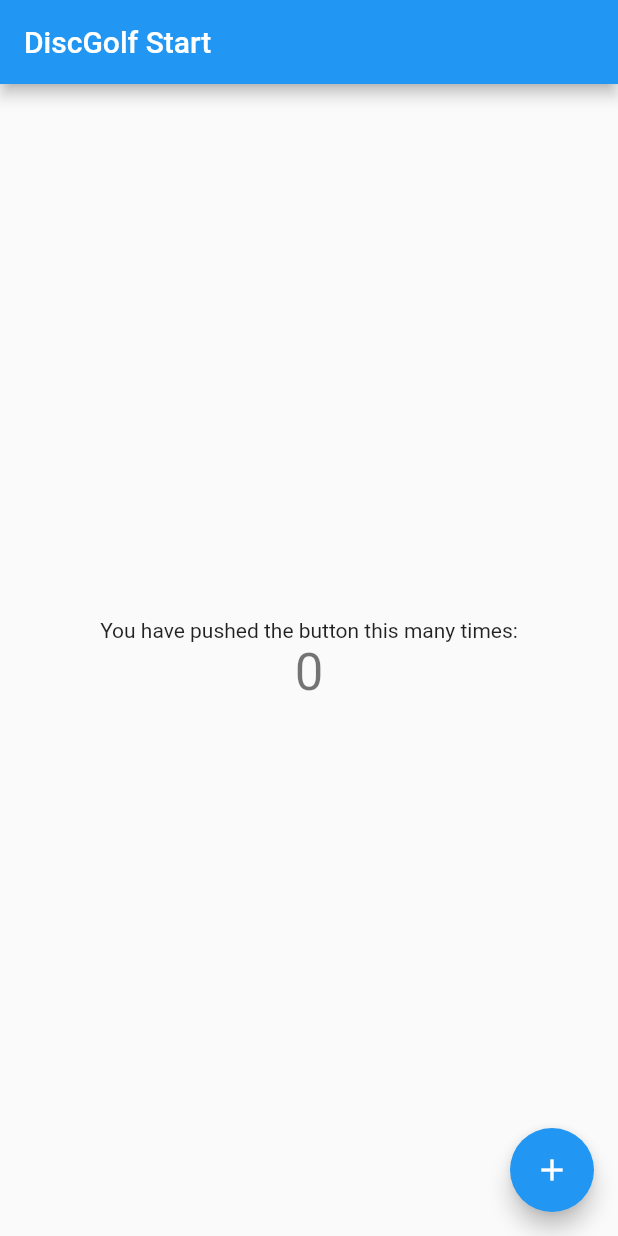
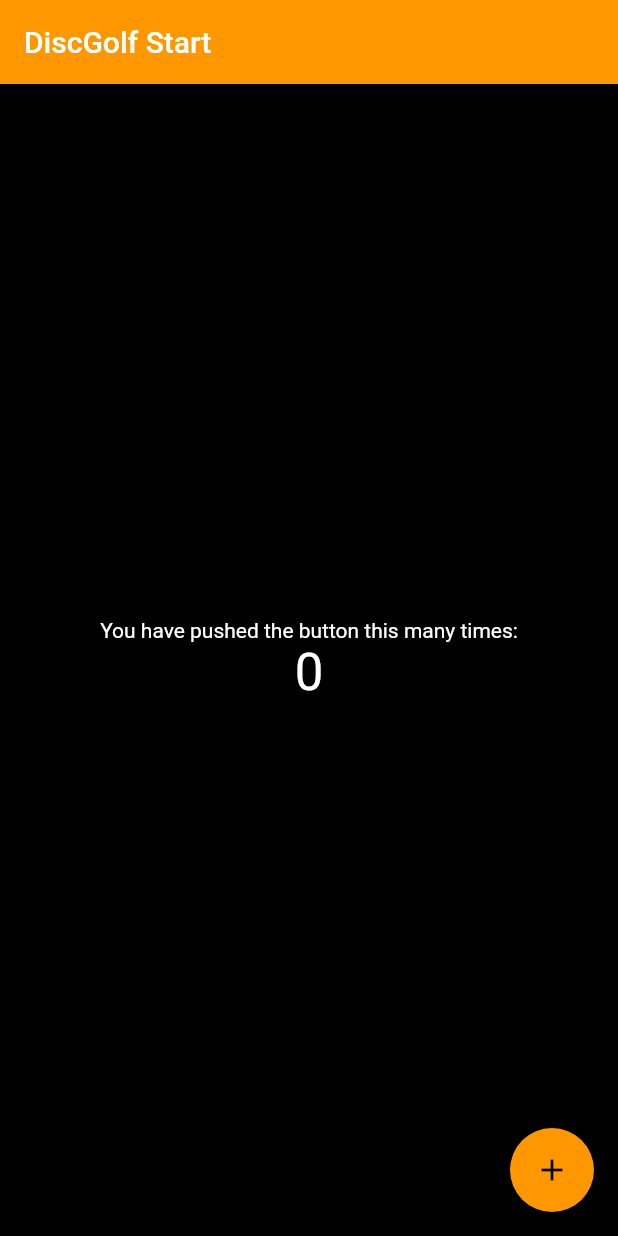
Before and after one commit to oscarheimdahl/discgolf, a Flutter app: the screen it shows after launch, on a phone screen of 412 x 824 dp. Run offline on Flutter 3.47's test engine with Material 2 defaults, Android fonts, the phone set to English and light mode, and no system bars.

Commit message:
started playing around

```diff
--- a/lib/main.dart
+++ b/lib/main.dart
@@ -10,7 +10,7 @@ class MyApp extends StatelessWidget {
       title: 'Flutter Demo',
       theme: ThemeData(
 
-        primarySwatch: Colors.blue,
+        primarySwatch: Colors.orange,
       ),
       home: MyHomePage(title: 'DiscGolf Start'),
     );
@@ -36,44 +36,21 @@ class _MyHomePageState extends State<MyHomePage> {
 
   @override
   Widget build(BuildContext context) {
-    // This method is rerun every time setState is called, for instance as done
-    // by the _incrementCounter method above.
-    //
-    // The Flutter framework has been optimized to make rerunning build methods
-    // fast, so that you can just rebuild anything that needs updating rather
-    // than having to individually change instances of widgets.
     return Scaffold(
+      backgroundColor: Colors.black,
       appBar: AppBar(
-        // Here we take the value from the MyHomePage object that was created by
-        // the App.build method, and use it to set our appbar title.
-        title: Text(widget.title),
+        title: Text(widget.title, style: TextStyle(color: Colors.white),),
       ),
       body: Center(
-        // Center is a layout widget. It takes a single child and positions it
-        // in the middle of the parent.
         child: Column(
-          // Column is also a layout widget. It takes a list of children and
-          // arranges them vertically. By default, it sizes itself to fit its
-          // children horizontally, and tries to be as tall as its parent.
-          //
-          // Invoke "debug painting" (press "p" in the console, choose the
-          // "Toggle Debug Paint" action from the Flutter Inspector in Android
-          // Studio, or the "Toggle Debug Paint" command in Visual Studio Code)
-          // to see the wireframe for each widget.
-          //
-          // Column has various properties to control how it sizes itself and
-          // how it positions its children. Here we use mainAxisAlignment to
-          // center the children vertically; the main axis here is the vertical
-          // axis because Columns are vertical (the cross axis would be
-          // horizontal).
           mainAxisAlignment: MainAxisAlignment.center,
           children: <Widget>[
             Text(
               'You have pushed the button this many times:',
-            ),
+            style: TextStyle(color: Colors.white),),
             Text(
               '$_counter',
-              style: Theme.of(context).textTheme.display1,
+              style: Theme.of(context).textTheme.display1.copyWith(color: Colors.white),
             ),
           ],
         ),
@@ -82,7 +59,7 @@ class _MyHomePageState extends State<MyHomePage> {
         onPressed: _incrementCounter,
         tooltip: 'Increment',
         child: Icon(Icons.add),
-      ), // This trailing comma makes auto-formatting nicer for build methods.
+      ),
     );
   }
 }
```
